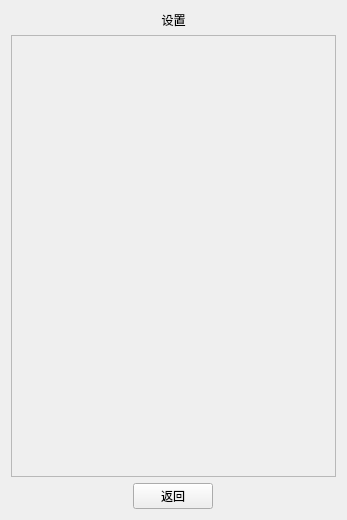
This is ui_class/settings_window.ui in reflux18d/MaiGO as Qt 5 draws it before an edit. The edited form follows.
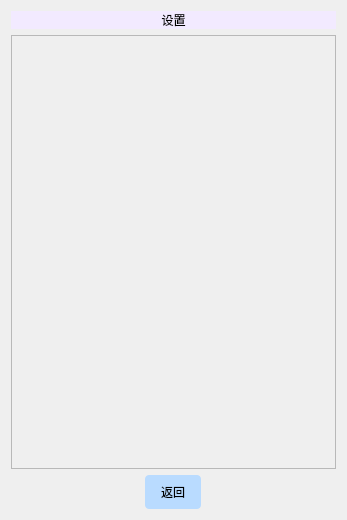
This is the edited form.

```diff
--- a/ui_class/settings_window.ui
+++ b/ui_class/settings_window.ui
@@ -24,6 +24,12 @@
     <layout class="QHBoxLayout" name="horizontalLayout">
      <item>
       <widget class="QLabel" name="label">
+       <property name="styleSheet">
+        <string notr="true">QLabel#label{
+	font: 14pt &quot;Book Antiqua&quot;;
+	background-color:rgb(242, 234, 255)
+}</string>
+       </property>
        <property name="text">
         <string>设置</string>
        </property>
@@ -50,7 +56,7 @@
           <x>0</x>
           <y>0</y>
           <width>325</width>
-          <height>447</height>
+          <height>422</height>
          </rect>
         </property>
        </widget>
@@ -68,6 +74,22 @@
          <verstretch>0</verstretch>
         </sizepolicy>
        </property>
+       <property name="styleSheet">
+        <string notr="true">QPushButton {
+    background-color: rgb(185, 219, 255);  /* 蓝色背景 */
+    color: rgb(0, 0, 0);
+    border: none;
+    border-radius: 4px;
+    padding: 8px 16px;
+	font: 14pt &quot;STHupo&quot;;
+}
+QPushButton:hover {
+    background-color: rgb(103, 202, 255);  /* 悬停变深蓝 */
+}
+QPushButton:pressed {
+    background-color: rgb(101, 206, 255);  /* 按下颜色 */
+}</string>
+       </property>
        <property name="text">
         <string>返回</string>
        </property>
```
